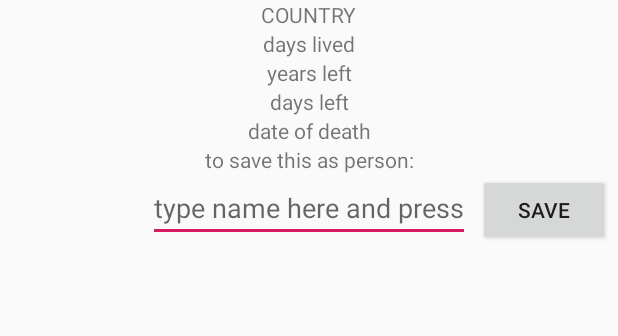
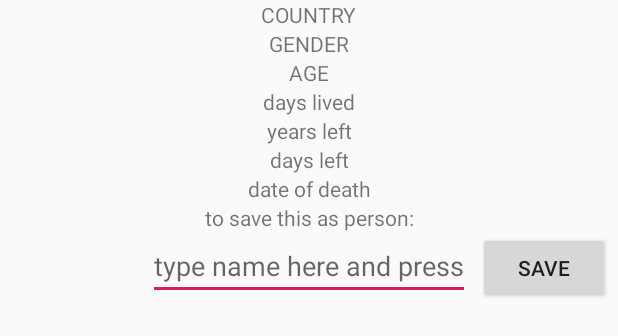
Before and after one commit to russabit/LifeExpectancy, an Android app: the layout fragment_results.xml on its own in the app's theme, with its tools: preview values and no code run, on a phone screen of 412 x 824 dp. Shown: the top 336 px of the screen. Run offline under Robolectric (Android 15) with nearby library versions, the phone set to English and light mode, and no system bars.

Commit message:
layouts fixed (temporarily) and saving works, deleting to follow

```diff
--- a/app/src/main/java/ru/ruslan/life_expectancy/MainActivity.kt
+++ b/app/src/main/java/ru/ruslan/life_expectancy/MainActivity.kt
@@ -17,7 +17,7 @@ class MainActivity : AppCompatActivity(), OnNextFragment {
         if (savedInstanceState == null) {
             supportFragmentManager
                 .beginTransaction()
-                .add(R.id.fragment_container, fragmentFactory(AllFragmentNames.WELCOME))
+                .add(R.id.fragment_container, fragmentFactory(AllFragmentNames.GENDER))
                 .commit()
         }
 
@@ -32,7 +32,7 @@ class MainActivity : AppCompatActivity(), OnNextFragment {
                     return@setOnNavigationItemSelectedListener true
                 }
                 R.id.faq -> {
-                    onNextFragment(AllFragmentNames.FAQ)
+                    onNextFragment(AllFragmentNames.WELCOME)
                     return@setOnNavigationItemSelectedListener true
                 }
             }
--- a/app/src/main/java/ru/ruslan/life_expectancy/adapters/SavedPersonAdapter.kt
+++ b/app/src/main/java/ru/ruslan/life_expectancy/adapters/SavedPersonAdapter.kt
@@ -15,7 +15,7 @@ class SavedPersonAdapter(
 ) :
     RecyclerView.Adapter<SavedPersonAdapter.ViewHolder>() {
 
-    private var persons = emptyList<SavedPerson>()
+    var persons = emptyList<SavedPerson>()
 
     inner class ViewHolder(itemView: View, var onViewListener: OnViewListener) :
         RecyclerView.ViewHolder(itemView), View.OnClickListener {
--- a/app/src/main/java/ru/ruslan/life_expectancy/fragments/AllFragmentNames.kt
+++ b/app/src/main/java/ru/ruslan/life_expectancy/fragments/AllFragmentNames.kt
@@ -11,11 +11,12 @@ fun fragmentFactory(fragmentName: AllFragmentNames): Fragment {
         AllFragmentNames.WELCOME -> WelcomeFragment.newInstance()
         AllFragmentNames.SAVED -> SavedFragment.newInstance()
         AllFragmentNames.FAQ -> FaqFragment.newInstance()
+        AllFragmentNames.SAVEDRESULTS -> SavedResultsFragment.newInstance()
     }
 }
 
 enum class AllFragmentNames {
-    GENDER, AGE, COUNTRY, RESULT, WELCOME, SAVED, FAQ
+    GENDER, AGE, COUNTRY, RESULT, WELCOME, SAVED, FAQ, SAVEDRESULTS
 }
 
 interface OnNextFragment {
--- a/app/src/main/java/ru/ruslan/life_expectancy/fragments/GenderFragment.kt
+++ b/app/src/main/java/ru/ruslan/life_expectancy/fragments/GenderFragment.kt
@@ -42,6 +42,9 @@ class GenderFragment : Fragment() {
     override fun onViewCreated(view: View, savedInstanceState: Bundle?) {
 
         super.onViewCreated(view, savedInstanceState)
+
+        button_else.visibility = View.GONE
+
         button_female.setOnClickListener {
             viewModel.setGender(false)
             listener.onNextFragment(AllFragmentNames.AGE)
--- a/app/src/main/res/layout/fragment_gender.xml
+++ b/app/src/main/res/layout/fragment_gender.xml
@@ -10,7 +10,7 @@
         android:layout_width="match_parent"
         android:layout_height="wrap_content"
         android:gravity="center"
-        android:text="ARE YOU ..."
+        android:text="ARE YOU A ..."
         android:textSize="30sp" />
 
     <Button
--- a/app/src/main/res/layout/fragment_results.xml
+++ b/app/src/main/res/layout/fragment_results.xml
@@ -17,11 +17,29 @@
         />
 
     <TextView
+        android:id="@+id/results_gender"
+        android:layout_width="wrap_content"
+        android:layout_height="wrap_content"
+        android:text="GENDER"
+        app:layout_constraintStart_toStartOf="parent"
+        app:layout_constraintEnd_toEndOf="parent"
+        app:layout_constraintTop_toBottomOf="@+id/results_country"/>
+
+    <TextView
+        android:id="@+id/results_age"
+        android:layout_width="wrap_content"
+        android:layout_height="wrap_content"
+        android:text="AGE"
+        app:layout_constraintStart_toStartOf="parent"
+        app:layout_constraintEnd_toEndOf="parent"
+        app:layout_constraintTop_toBottomOf="@+id/results_gender"/>
+
+    <TextView
         android:id="@+id/results_text"
         android:layout_width="wrap_content"
         android:layout_height="wrap_content"
         android:text="days lived"
-        app:layout_constraintTop_toBottomOf="@+id/results_country"
+        app:layout_constraintTop_toBottomOf="@+id/results_age"
         app:layout_constraintStart_toStartOf="parent"
         app:layout_constraintEnd_toEndOf="parent"/>
 
--- a/app/src/main/res/layout/fragment_welcome.xml
+++ b/app/src/main/res/layout/fragment_welcome.xml
@@ -8,7 +8,7 @@
         android:id="@+id/welcome_text"
         android:layout_width="wrap_content"
         android:layout_height="wrap_content"
-        android:text="this is a life expectancy app, which allows you to compute how many days you have already lived, how many days you are expected to live based on your gender and country and to maybe change your perspective at how you see and count days. you can save your results as separate persons and to set up the notifications"
+        android:text="this is a life expectancy app, which allows you to compute how many days you have already lived, how many days you are expected to live based on your gender and country and to maybe change your perspective at how you see and count days. you can save your results as separate persons and set up the notifications"
         android:textSize="20dp"
         android:textAlignment="center"
         app:layout_constraintTop_toTopOf="parent"
```
Also changed, not shown: app/src/main/java/ru/ruslan/life_expectancy/DB/PersonRoomDatabase.kt (+8 -3 lines), app/src/main/java/ru/ruslan/life_expectancy/Model/SharedViewModel.kt (+5 -7 lines), app/src/main/java/ru/ruslan/life_expectancy/fragments/ResultsFragment.kt (+6 -1 lines), app/src/main/java/ru/ruslan/life_expectancy/fragments/SavedFragment.kt (+3 -5 lines), app/src/main/java/ru/ruslan/life_expectancy/fragments/SavedResultsFragment.kt (added, +74 -0 lines).
